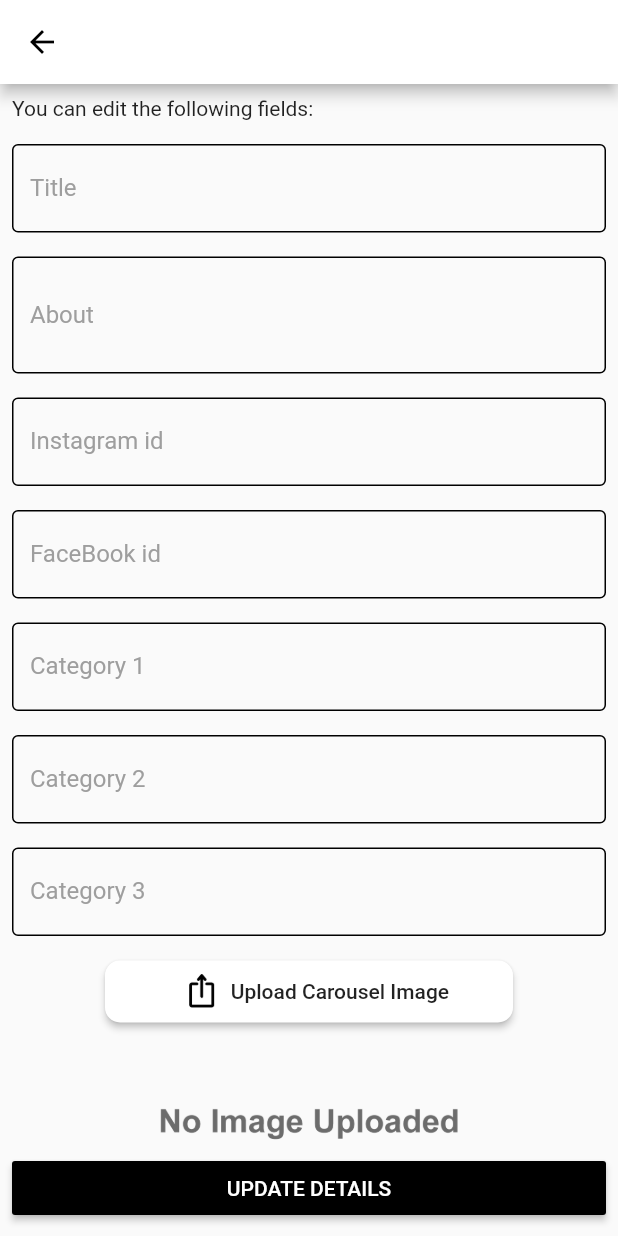
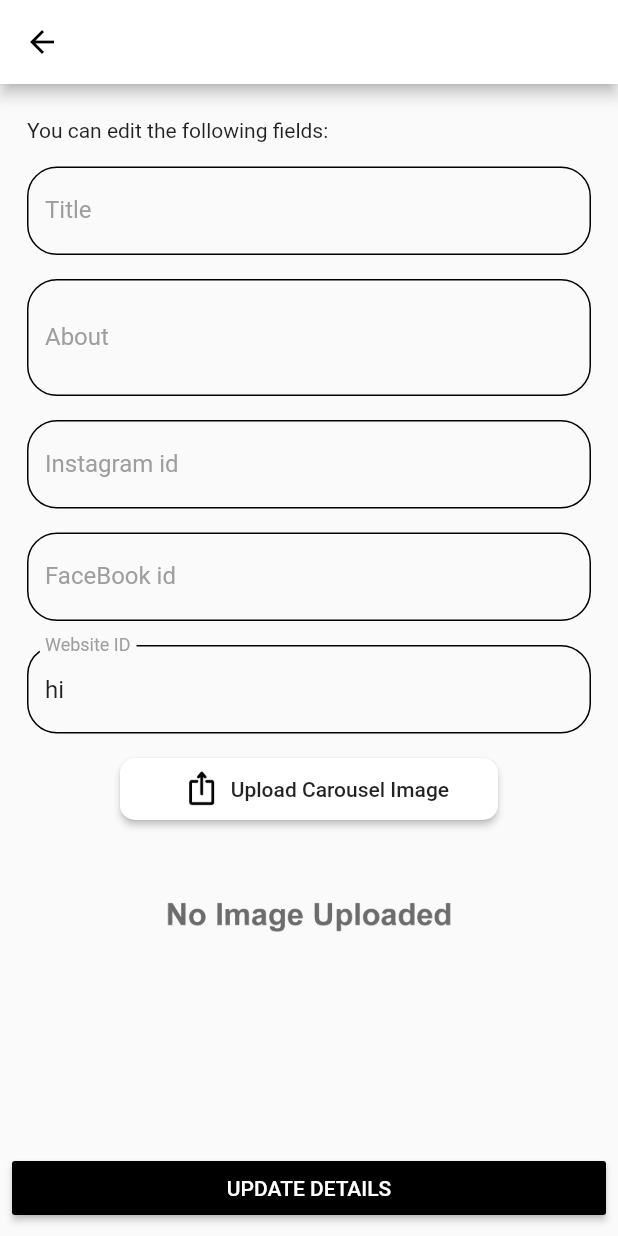
Before and after one commit to cd-hack/webster-flutter, a Flutter app: the EditableForm screen opened directly with empty values, on a phone screen of 412 x 824 dp. Run offline on Flutter 3.47's test engine with Material 2 defaults, Android fonts, the light colour scheme and no system bars; our stand-ins replace dio, email_validator, flutter_speed_dial, google_fonts, image_picker, lazy_load_scrollview and 2 more; missing offline and left inert: dart:ffi, flutter_sparkline; accounts and stored records are empty; Roboto replaces fonts that are missing (Hind); statements that could not run were skipped.

Commit message:
productadd page started

```diff
--- a/lib/main.dart
+++ b/lib/main.dart
@@ -10,6 +10,7 @@ import './pages/add-category-page.dart';
 import './pages/login-page.dart';
 import './pages/registration-page.dart';
 import './providers/auth.dart';
+import './pages/newproduct-page.dart';
 
 import './pages/home-page.dart';
 
@@ -68,7 +69,8 @@ class MyApp extends StatelessWidget {
             DashBoard.routeName: (context) => DashBoard(),
             AddCategoryPage.routeName: (context) => AddCategoryPage(),
             LoginPage.routeName: (context) => LoginPage(),
-            RegistrationPage.routeName: (context) => RegistrationPage()
+            RegistrationPage.routeName: (context) => RegistrationPage(),
+            AddProduct.routeName:(context)=>AddProduct()
           },
         ),
       ),
--- a/lib/pages/editable-form-page.dart
+++ b/lib/pages/editable-form-page.dart
@@ -29,9 +29,7 @@ class _EditableFormState extends State<EditableForm> {
       aboutController,
       instagramIdController,
       facebookIdController,
-      cat3Controller,
-      cat2Controller,
-      cat1Controller;
+      websiteid;
 
   @override
   void didChangeDependencies() {
@@ -41,9 +39,7 @@ class _EditableFormState extends State<EditableForm> {
       aboutController = TextEditingController(text: args['about']);
       instagramIdController = TextEditingController(text: args['ighandle']);
       facebookIdController = TextEditingController(text: args['fburl']);
-      cat3Controller = TextEditingController(text: args['title']);
-      cat2Controller = TextEditingController(text: args['title']);
-      cat1Controller = TextEditingController(text: args['title']);
+      websiteid = TextEditingController(text: 'hi');
     }
     super.didChangeDependencies();
   }
@@ -54,9 +50,8 @@ class _EditableFormState extends State<EditableForm> {
     aboutController.dispose();
     instagramIdController.dispose();
     facebookIdController.dispose();
-    cat1Controller.dispose();
-    cat2Controller.dispose();
-    cat3Controller.dispose();
+    websiteid.dispose();
+
     super.dispose();
   }
 
@@ -71,8 +66,11 @@ class _EditableFormState extends State<EditableForm> {
   @override
   Widget build(BuildContext context) {
     return Scaffold(
-      appBar: AppBar(),
+      appBar: AppBar(
+        title: Text(args['title']),
+      ),
       body: Container(
+        margin: EdgeInsets.symmetric(vertical: 15, horizontal: 10),
         child: Form(
             key: this._formKey,
             child: ListView(
@@ -89,13 +87,16 @@ class _EditableFormState extends State<EditableForm> {
                     decoration: InputDecoration(
                       labelStyle: TextStyle(color: Colors.grey),
                       labelText: "Title",
-                      focusedErrorBorder:
-                          OutlineInputBorder(borderSide: BorderSide(width: 2)),
+                      focusedErrorBorder: OutlineInputBorder(
+                          borderRadius: BorderRadius.circular(20),
+                          borderSide: BorderSide(width: 2)),
                       errorBorder: OutlineInputBorder(
                           borderSide: BorderSide(width: 2, color: Colors.red)),
-                      focusedBorder:
-                          OutlineInputBorder(borderSide: BorderSide(width: 2)),
+                      focusedBorder: OutlineInputBorder(
+                          borderRadius: BorderRadius.circular(20),
+                          borderSide: BorderSide(width: 2)),
                       enabledBorder: OutlineInputBorder(
+                        borderRadius: BorderRadius.circular(20),
                         borderSide: BorderSide(width: 1.0),
                       ),
                     ),
@@ -110,13 +111,17 @@ class _EditableFormState extends State<EditableForm> {
                     decoration: InputDecoration(
                       labelStyle: TextStyle(color: Colors.grey),
                       labelText: "About",
-                      focusedErrorBorder:
-                          OutlineInputBorder(borderSide: BorderSide(width: 2)),
+                      focusedErrorBorder: OutlineInputBorder(
+                        borderSide: BorderSide(width: 2),
+                        borderRadius: BorderRadius.circular(20),
+                      ),
                       errorBorder: OutlineInputBorder(
                           borderSide: BorderSide(width: 2, color: Colors.red)),
-                      focusedBorder:
-                          OutlineInputBorder(borderSide: BorderSide(width: 2)),
+                      focusedBorder: OutlineInputBorder(
+                          borderRadius: BorderRadius.circular(20),
+                          borderSide: BorderSide(width: 2)),
                       enabledBorder: OutlineInputBorder(
+                        borderRadius: BorderRadius.circular(20),
                         borderSide: BorderSide(width: 1.0),
                       ),
                     ),
@@ -130,13 +135,16 @@ class _EditableFormState extends State<EditableForm> {
                     decoration: InputDecoration(
                       labelStyle: TextStyle(color: Colors.grey),
                       labelText: "Instagram id",
-                      focusedErrorBorder:
-                          OutlineInputBorder(borderSide: BorderSide(width: 2)),
+                      focusedErrorBorder: OutlineInputBorder(
+                          borderRadius: BorderRadius.circular(20),
+                          borderSide: BorderSide(width: 2)),
                       errorBorder: OutlineInputBorder(
                           borderSide: BorderSide(width: 2, color: Colors.red)),
-                      focusedBorder:
-                          OutlineInputBorder(borderSide: BorderSide(width: 2)),
+                      focusedBorder: OutlineInputBorder(
+                          borderRadius: BorderRadius.circular(20),
+                          borderSide: BorderSide(width: 2)),
                       enabledBorder: OutlineInputBorder(
+                        borderRadius: BorderRadius.circular(20),
                         borderSide: BorderSide(width: 1.0),
                       ),
                     ),
@@ -150,13 +158,16 @@ class _EditableFormState extends State<EditableForm> {
                     decoration: InputDecoration(
                       labelStyle: TextStyle(color: Colors.grey),
                       labelText: "FaceBook id",
-                      focusedErrorBorder:
-                          OutlineInputBorder(borderSide: BorderSide(width: 2)),
+                      focusedErrorBorder: OutlineInputBorder(
+                          borderRadius: BorderRadius.circular(20),
+                          borderSide: BorderSide(width: 2)),
                       errorBorder: OutlineInputBorder(
                           borderSide: BorderSide(width: 2, color: Colors.red)),
-                      focusedBorder:
-                          OutlineInputBorder(borderSide: BorderSide(width: 2)),
+                      focusedBorder: OutlineInputBorder(
+                          borderRadius: BorderRadius.circular(20),
+                          borderSide: BorderSide(width: 2)),
                       enabledBorder: OutlineInputBorder(
+                        borderRadius: BorderRadius.circular(20),
                         borderSide: BorderSide(width: 1.0),
                       ),
                     ),
@@ -165,58 +176,22 @@ class _EditableFormState extends State<EditableForm> {
                 Padding(
                   padding: const EdgeInsets.all(8.0),
                   child: TextFormField(
-                    controller: cat1Controller,
+                    controller: websiteid,
                     validator: isEmptyValidator,
                     decoration: InputDecoration(
                       labelStyle: TextStyle(color: Colors.grey),
-                      labelText: "Category 1",
-                      focusedErrorBorder:
-                          OutlineInputBorder(borderSide: BorderSide(width: 2)),
+                      labelText: "Website ID",
+                      focusedErrorBorder: OutlineInputBorder(
+                          borderRadius: BorderRadius.circular(20),
+                          borderSide: BorderSide(width: 2)),
                       errorBorder: OutlineInputBorder(
+                          borderRadius: BorderRadius.circular(20),
                           borderSide: BorderSide(width: 2, color: Colors.red)),
-                      focusedBorder:
-                          OutlineInputBorder(borderSide: BorderSide(width: 2)),
+                      focusedBorder: OutlineInputBorder(
+                          borderRadius: BorderRadius.circular(20),
+                          borderSide: BorderSide(width: 2)),
                       enabledBorder: OutlineInputBorder(
-                        borderSide: BorderSide(width: 1.0),
-                      ),
-                    ),
-                  ),
-                ),
-                Padding(
-                  padding: const EdgeInsets.all(8.0),
-                  child: TextFormField(
-                    controller: cat2Controller,
-                    validator: isEmptyValidator,
-                    decoration: InputDecoration(
-                      labelStyle: TextStyle(color: Colors.grey),
-                      labelText: "Category 2",
-                      focusedErrorBorder:
-                          OutlineInputBorder(borderSide: BorderSide(width: 2)),
-                      errorBorder: OutlineInputBorder(
-                          borderSide: BorderSide(width: 2, color: Colors.red)),
-                      focusedBorder:
-                          OutlineInputBorder(borderSide: BorderSide(width: 2)),
-                      enabledBorder: OutlineInputBorder(
-                        borderSide: BorderSide(width: 1.0),
-                      ),
-                    ),
-                  ),
-                ),
-                Padding(
-                  padding: const EdgeInsets.all(8.0),
-                  child: TextFormField(
-                    controller: cat3Controller,
-                    validator: isEmptyValidator,
-                    decoration: InputDecoration(
-                      labelStyle: TextStyle(color: Colors.grey),
-                      labelText: "Category 3",
-                      focusedErrorBorder:
-                          OutlineInputBorder(borderSide: BorderSide(width: 2)),
-                      errorBorder: OutlineInputBorder(
-                          borderSide: BorderSide(width: 2, color: Colors.red)),
-                      focusedBorder:
-                          OutlineInputBorder(borderSide: BorderSide(width: 2)),
-                      enabledBorder: OutlineInputBorder(
+                        borderRadius: BorderRadius.circular(20),
                         borderSide: BorderSide(width: 1.0),
                       ),
                     ),
--- a/lib/pages/home-page.dart
+++ b/lib/pages/home-page.dart
@@ -5,8 +5,11 @@ import 'package:webster/pages/profile-page.dart';
 import 'package:webster/pages/select-category-page.dart';
 import 'productlist-page.dart';
 
+final GlobalKey<ScaffoldState> homeKey = new GlobalKey<ScaffoldState>();
+
 class Home extends StatefulWidget {
   static const routeName = '/homePage';
+
   @override
   State<StatefulWidget> createState() {
     return HomeState();
@@ -41,7 +44,7 @@ class HomeState extends State<Home> {
   @override
   Widget build(BuildContext context) {
     final height = MediaQuery.of(context).size.height;
-    return Scaffold(
+    return Scaffold(key: homeKey,
       appBar: AppBar(
         elevation: 3,
         title: Text(_title[selectedIndex]),
--- a/lib/widgets/product-tile.dart
+++ b/lib/widgets/product-tile.dart
@@ -10,7 +10,7 @@ class ProductTile extends StatelessWidget {
   Widget build(BuildContext context) {
     final height = MediaQuery.of(context).size.height;
     final width = MediaQuery.of(context).size.width;
-    return Container(
+    return Container(margin: EdgeInsets.all(10),
       decoration: BoxDecoration(
           color: Colors.black87,
           borderRadius: BorderRadius.circular(30),
@@ -20,12 +20,12 @@ class ProductTile extends StatelessWidget {
               blurRadius: 10.0,
             ),
           ]),
-      height: 0.33 * height,
+      height: 0.35 * height,
       width: 0.45 * width,
       child: Column(
         children: <Widget>[
           ClipRRect(
-            child: Image.network(imageUrl),
+            child: Image.network(imageUrl,height: 0.45*width,width:0.45*width,fit: BoxFit.cover,),
             borderRadius: BorderRadius.vertical(top: Radius.circular(30) )
           ),
           Padding(
```
Also changed, not shown: lib/pages/newproduct-page.dart (added, +14 -0 lines), lib/pages/productlist-page.dart (+53 -14 lines).
